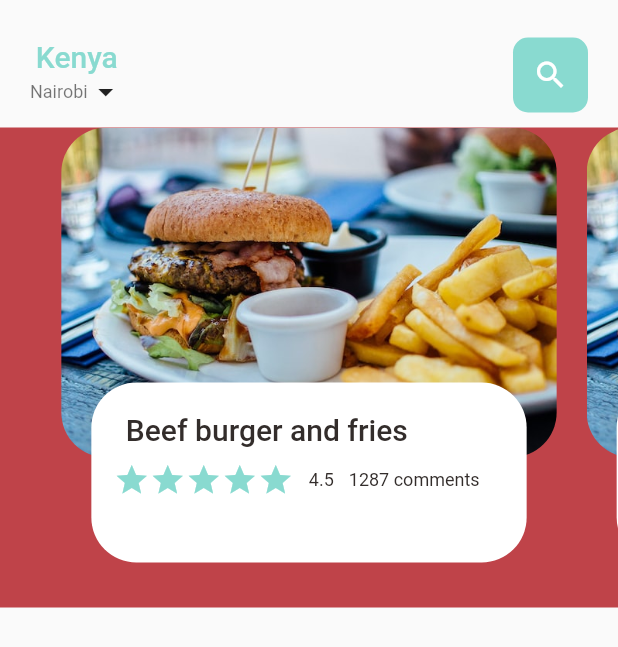
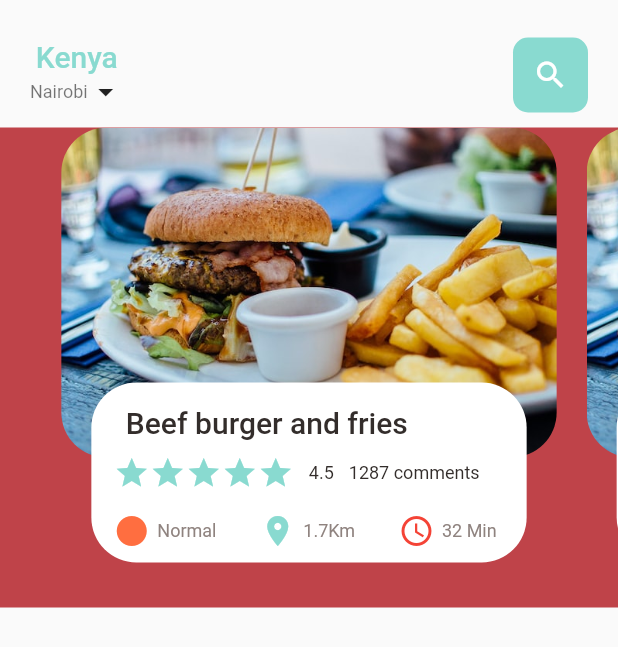
Before and after one commit to Calvin-Ngugi/food-delivery-app, a Flutter app: the screen it shows after launch, on a phone screen of 412 x 824 dp. Shown: the top 647 px of the screen. Run offline on Flutter 3.47's test engine with Material 2 defaults, Android fonts, the phone set to English and light mode, and no system bars.

Commit message:
:sparkles: Added Reusable Icon and Text Widget

```diff
--- a/lib/home/food_page_body.dart
+++ b/lib/home/food_page_body.dart
@@ -2,6 +2,7 @@ import 'package:flutter/cupertino.dart';
 import 'package:flutter/material.dart';
 import 'package:food_delivery/utils/colors.dart';
 import 'package:food_delivery/widgets/big_text.dart';
+import 'package:food_delivery/widgets/icon_and_text_widget.dart';
 import 'package:food_delivery/widgets/small_text.dart';
 
 class FoodPageBody extends StatefulWidget {
@@ -50,7 +51,7 @@ class _FoodPageBodyState extends State<FoodPageBody> {
               color: Colors.white
             ),
             child: Container(
-              padding: EdgeInsets.only(top: 10.0, left: 15, right: 15),
+              padding: EdgeInsets.only(top: 5.0, left: 15, right: 20),
               child: Column(
                 crossAxisAlignment: CrossAxisAlignment.start,
                 children: [
@@ -70,6 +71,14 @@ class _FoodPageBodyState extends State<FoodPageBody> {
                     ],
                   ),
                   SizedBox(height: 15),
+                  Row(
+                    mainAxisAlignment: MainAxisAlignment.spaceBetween,
+                    children: [
+                      IconAndTextWidget(icon: Icons.circle, iconColor: Colors.deepOrangeAccent, color: AppColors.paraColor, text: 'Normal'),
+                      IconAndTextWidget(icon: Icons.location_on, iconColor: AppColors.mainColor, color: AppColors.paraColor, text: '1.7Km'),
+                      IconAndTextWidget(icon: Icons.watch_later_outlined, iconColor: Colors.red, color: AppColors.paraColor, text: '32 Min'),
+                    ],
+                  )
                 ],
               ),
             ),
--- /dev/null
+++ b/lib/widgets/icon_and_text_widget.dart
@@ -0,0 +1,26 @@
+import 'package:flutter/cupertino.dart';
+import 'package:food_delivery/widgets/small_text.dart';
+
+class IconAndTextWidget extends StatelessWidget {
+  final IconData icon;
+  final String text;
+  final Color color;
+  final Color iconColor;
+  IconAndTextWidget({Key? key,
+    required this.icon,
+    required this.text,
+    required this.color,
+    required this.iconColor
+  }) : super(key: key);
+
+  @override
+  Widget build(BuildContext context) {
+    return Row(
+      children: [
+        Icon(icon, color: iconColor),
+        SizedBox(width: 5),
+        SmallText(text: text, color: color),
+      ],
+    );
+  }
+}
```
